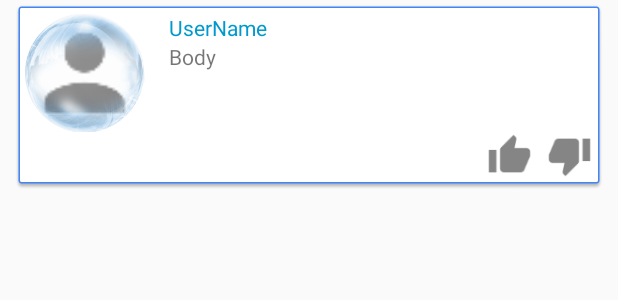
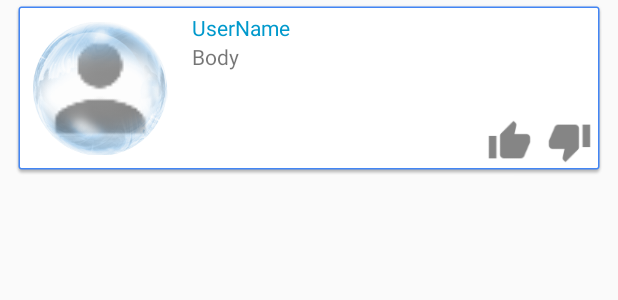
Before and after one commit to dangelox/BubbleUP, an Android app: the layout fragment_post_container.xml on its own in the app's theme, with its tools: preview values and no code run, on a phone screen of 412 x 824 dp. Shown: the top 300 px of the screen. Run offline under Robolectric (Android 15) with nearby library versions, the phone set to English and light mode, and no system bars.

Commit message:
Like button bug fixes Fragment post container tweaks

```diff
--- a/app/src/main/java/com/example/bubbleup/ContentFragment.java
+++ b/app/src/main/java/com/example/bubbleup/ContentFragment.java
@@ -93,6 +93,8 @@ public class ContentFragment extends Fragment {
 
                 final int myPost_id = currentBubble.myPost_id;
 
+                final BubbleMarker bubble = currentBubble;
+
                 TextView userNameText = (TextView) container.findViewById(R.id.textViewUserName);
                 userNameText.setText(currentBubble.username);
 
@@ -128,6 +130,7 @@ public class ContentFragment extends Fragment {
                                         @Override
                                         public void onResponse(String response) {
                                             Toast.makeText(getContext(), "Liked", Toast.LENGTH_SHORT).show();
+                                            bubble.userReaction = 1;
                                             container.findViewById(R.id.toggleButton_like).setBackground(getResources().getDrawable(R.drawable.ic_action_like_on));
                                         }
                                     }, new Response.ErrorListener() {
@@ -164,6 +167,7 @@ public class ContentFragment extends Fragment {
                                         @Override
                                         public void onResponse(String response) {
                                             Toast.makeText(getContext(), "unliked", Toast.LENGTH_SHORT).show();
+                                            bubble.userReaction = 0;
                                             container.findViewById(R.id.toggleButton_like).setBackground(getResources().getDrawable(R.drawable.ic_action_like));
                                         }
                                     }, new Response.ErrorListener() {
--- a/app/src/main/res/layout/fragment_post_container.xml
+++ b/app/src/main/res/layout/fragment_post_container.xml
@@ -12,9 +12,12 @@
 
     <ImageButton
         android:id="@+id/imageButton"
-        android:layout_width="80dp"
-        android:layout_height="80dp"
+        android:layout_width="90dp"
+        android:layout_height="90dp"
         android:layout_column="0"
+        android:layout_marginTop="5dp"
+        android:layout_marginBottom="5dp"
+        android:layout_marginLeft="5dp"
         android:layout_row="0"
         android:background="@drawable/ic_avatar"
         android:backgroundTintMode="src_over"
@@ -43,13 +46,11 @@
             android:id="@+id/textView"
             android:layout_width="match_parent"
             android:layout_height="wrap_content"
+            android:layout_weight="1"
             android:text="Body" />
 
-    </LinearLayout>
-
-
         <LinearLayout
-        android:layout_width="wrap_content"
+            android:layout_width="match_parent"
             android:layout_height="wrap_content"
             android:layout_column="1"
             android:layout_gravity="fill"
@@ -81,5 +82,6 @@
 
         </LinearLayout>
 
+    </LinearLayout>
 
 </GridLayout>
```
Lines whose indentation alone changed are shown as unchanged.
